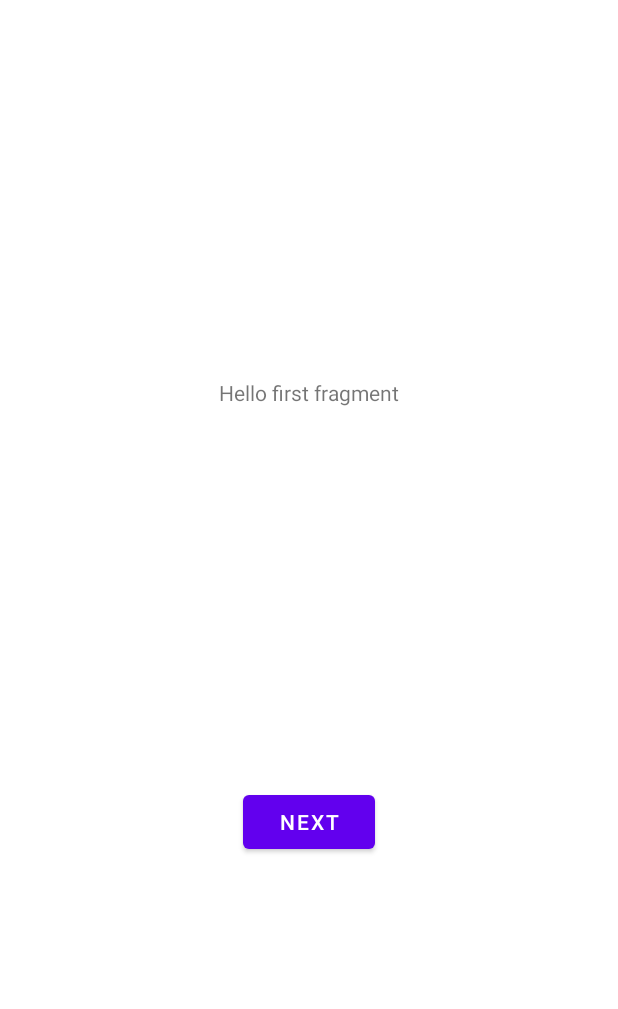
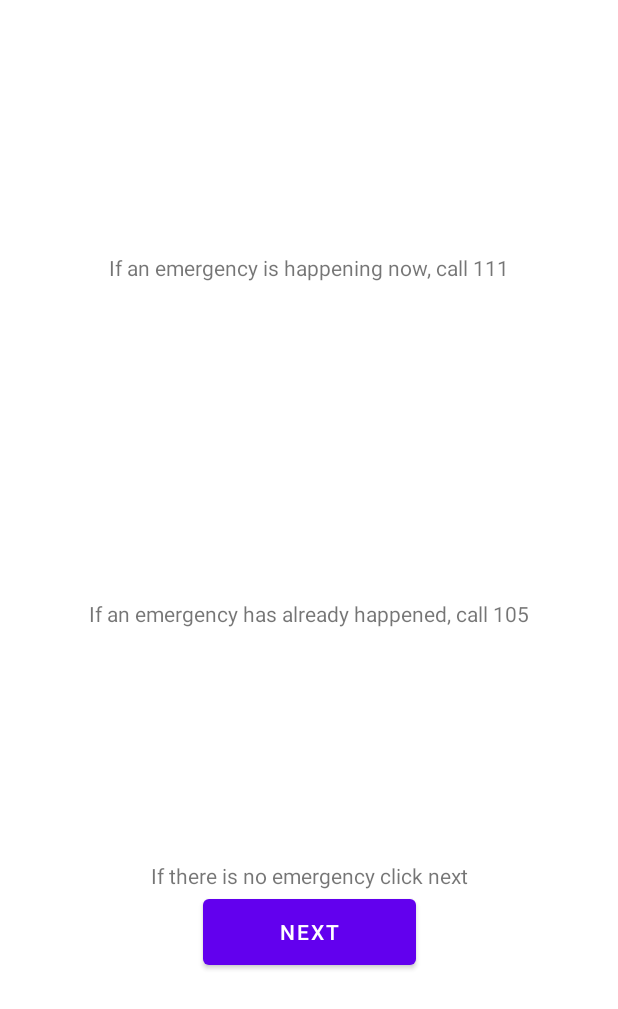
Before and after one commit to Viper272/University_Hapori-App, an Android app: the layout fragment_first.xml on its own in the app's theme, with its tools: preview values and no code run, on a phone screen of 412 x 824 dp. Shown: the top 1009 px of the screen. Run offline under Robolectric (Android 15) with nearby library versions, the phone set to English and light mode, and no system bars.

Commit message:
Created constraint layout and text on fragment 1

```diff
--- a/app/src/main/res/layout/fragment_first.xml
+++ b/app/src/main/res/layout/fragment_first.xml
@@ -6,23 +6,67 @@
     android:layout_height="match_parent"
     tools:context=".FirstFragment">
 
+    <androidx.constraintlayout.widget.ConstraintLayout
+        android:id="@+id/constraint_home"
+        android:layout_width="match_parent"
+        android:layout_height="250dp"
+        app:layout_constraintBottom_toBottomOf="parent"
+        app:layout_constraintHorizontal_bias="0.0"
+        app:layout_constraintLeft_toLeftOf="parent"
+        app:layout_constraintRight_toRightOf="parent"
+        app:layout_constraintTop_toTopOf="parent"
+        app:layout_constraintVertical_bias="0.294">
+
+        <TextView
+            android:id="@+id/textView_home_emergencyNow"
+            android:layout_width="wrap_content"
+            android:layout_height="wrap_content"
+            android:text="@string/emergencyNow"
+            app:layout_constraintBottom_toBottomOf="parent"
+            app:layout_constraintHorizontal_bias="0.5"
+            app:layout_constraintVertical_bias="0"
+            app:layout_constraintLeft_toLeftOf="parent"
+            app:layout_constraintRight_toRightOf="parent"
+            app:layout_constraintTop_toTopOf="parent" />
+
+        <TextView
+            android:id="@+id/textView_home_emergencyHappened"
+            android:layout_width="wrap_content"
+            android:layout_height="wrap_content"
+            android:text="@string/emergencyHappened"
+            app:layout_constraintBottom_BottomOf="parent"
+            app:layout_constraintBottom_toBottomOf="parent"
+            app:layout_constraintHorizontal_bias="0.5"
+            app:layout_constraintLeft_toLeftOf="parent"
+            app:layout_constraintRight_toRightOf="parent"
+            app:layout_constraintTop_toTopOf="parent"
+            app:layout_constraintVertical_bias="1" />
+
+    </androidx.constraintlayout.widget.ConstraintLayout>
+
+
     <TextView
-        android:id="@+id/textview_first"
+        android:id="@+id/textView_home_noEmergency"
         android:layout_width="wrap_content"
         android:layout_height="wrap_content"
-        android:text="@string/hello_first_fragment"
-        app:layout_constraintBottom_toTopOf="@id/button_first"
-        app:layout_constraintEnd_toEndOf="parent"
-        app:layout_constraintStart_toStartOf="parent"
-        app:layout_constraintTop_toTopOf="parent" />
+        android:text="@string/noEmergency"
+        app:layout_constraintTop_toBottomOf="@id/constraint_home"
+        app:layout_constraintLeft_toLeftOf="parent"
+        app:layout_constraintRight_toRightOf="parent"
+        app:layout_constraintBottom_toTopOf="@id/button_home_next"
+        app:layout_constraintVertical_bias="1"
+        />
 
     <Button
-        android:id="@+id/button_first"
-        android:layout_width="wrap_content"
-        android:layout_height="wrap_content"
+        android:id="@+id/button_home_next"
+        android:layout_width="142dp"
+        android:layout_height="56dp"
         android:text="@string/next"
         app:layout_constraintBottom_toBottomOf="parent"
-        app:layout_constraintEnd_toEndOf="parent"
-        app:layout_constraintStart_toStartOf="parent"
-        app:layout_constraintTop_toBottomOf="@id/textview_first" />
+        app:layout_constraintHorizontal_bias="0.5"
+        app:layout_constraintLeft_toLeftOf="parent"
+        app:layout_constraintRight_toRightOf="parent"
+        app:layout_constraintTop_toBottomOf="@id/constraint_home"
+         />
+
 </androidx.constraintlayout.widget.ConstraintLayout>
--- a/app/src/main/res/values/strings.xml
+++ b/app/src/main/res/values/strings.xml
@@ -1,12 +1,16 @@
 <resources>
     <string name="app_name">HaporiApplication</string>
     <string name="action_settings">Settings</string>
+
     <!-- Strings used for fragments for navigation -->
     <string name="first_fragment_label">First Fragment</string>
     <string name="second_fragment_label">Second Fragment</string>
     <string name="next">Next</string>
     <string name="previous">Previous</string>
 
-    <string name="hello_first_fragment">Hello first fragment</string>
-    <string name="hello_second_fragment">Hello second fragment. Arg: %1$s</string>
+    <!-- Fragment 1 -->
+    <string name="emergencyNow">If an emergency is happening now, call 111</string>
+    <string name="emergencyHappened">If an emergency has already happened, call 105</string>
+    <string name="noEmergency">If there is no emergency click next</string>
+
 </resources>
--- a/build.gradle
+++ b/build.gradle
@@ -5,7 +5,7 @@ buildscript {
         mavenCentral()
     }
     dependencies {
-        classpath "com.android.tools.build:gradle:7.0.0"
+        classpath 'com.android.tools.build:gradle:7.0.1'
 
         // NOTE: Do not place your application dependencies here; they belong
         // in the individual module build.gradle files
```
